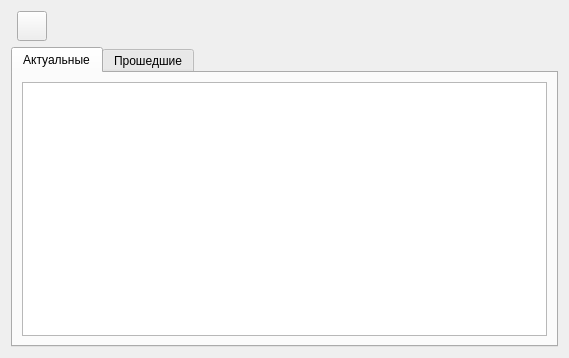
Above: RemindersDialog.ui from okostynchuk/Outcall before the change. Below: the same form after it.
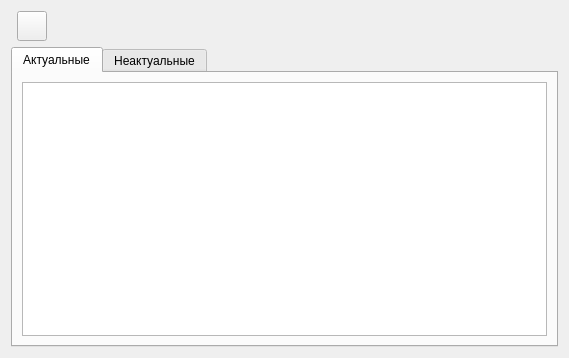
That is the form after the change. Icons and pictures are not drawn.

Commit message: Fully reworked actions with reminders, new column "completed" with checkbox, columns resizing only on start and after changing of current tab

```diff
--- a/RemindersDialog.ui
+++ b/RemindersDialog.ui
@@ -87,7 +87,7 @@
        </widget>
        <widget class="QWidget" name="tab_2">
         <attribute name="title">
-         <string>Прошедшие</string>
+         <string>Неактуальные</string>
         </attribute>
         <layout class="QGridLayout" name="gridLayout_3">
          <item row="0" column="0">
```
The commit also changes 7 other files.
